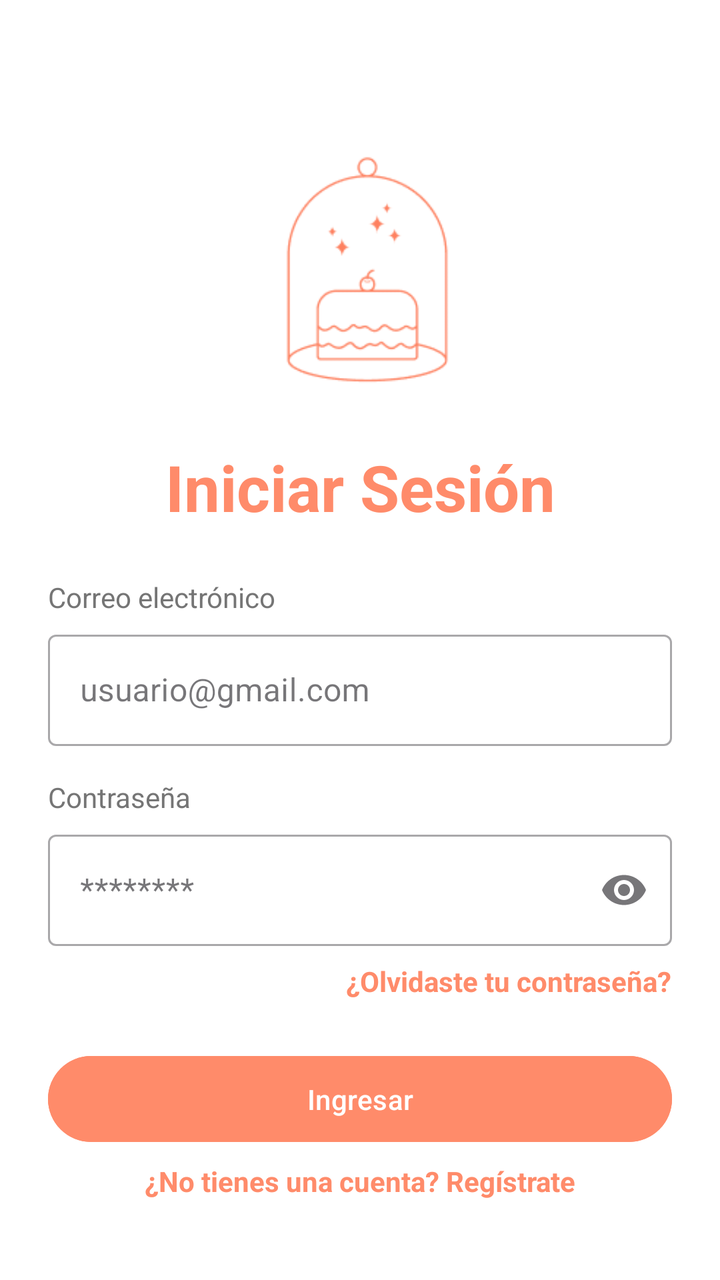
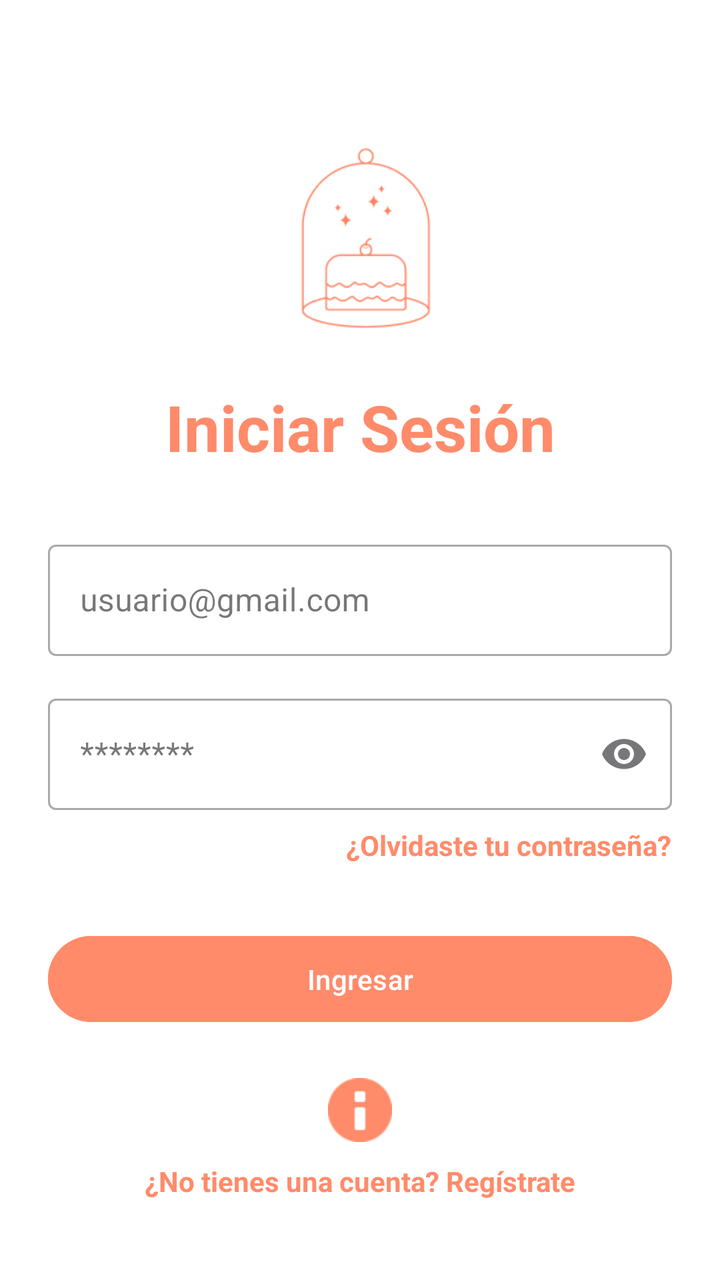

An Android layout rendered at two revisions. The XML below is the earlier revision; the diff shows what the commit changed to produce the second picture.
<!-- AndroidManifest.xml: application theme Theme.CakeByteApp -->
<!-- res/layout/activity_login.xml -->
<?xml version="1.0" encoding="utf-8"?>
<androidx.constraintlayout.widget.ConstraintLayout xmlns:android="http://schemas.android.com/apk/res/android"
    xmlns:app="http://schemas.android.com/apk/res-auto"
    xmlns:tools="http://schemas.android.com/tools"
    android:layout_width="match_parent"
    android:layout_height="match_parent"
    android:padding="24dp"
    android:background="@color/white"
    tools:context=".LoginActivity">

    <ImageView
        android:id="@+id/ivLogo"
        android:layout_width="150dp"
        android:layout_height="150dp"
        android:layout_marginTop="32dp"
        android:contentDescription="@string/app_name"
        android:src="@drawable/logo_fondo"
        app:layout_constraintEnd_toEndOf="parent"
        app:layout_constraintStart_toStartOf="parent"
        app:layout_constraintTop_toTopOf="parent" />

    <TextView
        android:id="@+id/tvLoginTitle"
        android:layout_width="wrap_content"
        android:layout_height="wrap_content"
        android:layout_marginTop="16dp"
        android:text="@string/login_title"
        android:textColor="@color/salmon_primary"
        android:textSize="32sp"
        android:textStyle="bold"
        app:layout_constraintEnd_toEndOf="parent"
        app:layout_constraintStart_toStartOf="parent"
        app:layout_constraintTop_toBottomOf="@id/ivLogo" />

    <TextView
        android:id="@+id/tvEmailLabel"
        android:layout_width="wrap_content"
        android:layout_height="wrap_content"
        android:layout_marginTop="24dp"
        android:text="@string/email_label"
        android:textColor="@color/text_secondary"
        app:layout_constraintStart_toStartOf="parent"
        app:layout_constraintTop_toBottomOf="@id/tvLoginTitle" />

    <com.google.android.material.textfield.TextInputLayout
        android:id="@+id/tilEmail"
        style="@style/Widget.MaterialComponents.TextInputLayout.OutlinedBox"
        android:layout_width="0dp"
        android:layout_height="wrap_content"
        android:layout_marginTop="4dp"
        app:layout_constraintEnd_toEndOf="parent"
        app:layout_constraintStart_toStartOf="parent"
        app:layout_constraintTop_toBottomOf="@id/tvEmailLabel">

        <com.google.android.material.textfield.TextInputEditText
            android:id="@+id/etEmail"
            android:layout_width="match_parent"
            android:layout_height="wrap_content"
            android:hint="@string/email_hint"
            android:inputType="textEmailAddress" />
    </com.google.android.material.textfield.TextInputLayout>

    <TextView
        android:id="@+id/tvPasswordLabel"
        android:layout_width="wrap_content"
        android:layout_height="wrap_content"
        android:layout_marginTop="16dp"
        android:text="@string/password_label"
        android:textColor="@color/text_secondary"
        app:layout_constraintStart_toStartOf="parent"
        app:layout_constraintTop_toBottomOf="@id/tilEmail" />

    <com.google.android.material.textfield.TextInputLayout
        android:id="@+id/tilPassword"
        style="@style/Widget.MaterialComponents.TextInputLayout.OutlinedBox"
        android:layout_width="0dp"
        android:layout_height="wrap_content"
        android:layout_marginTop="4dp"
        app:endIconMode="password_toggle"
        app:layout_constraintEnd_toEndOf="parent"
        app:layout_constraintStart_toStartOf="parent"
        app:layout_constraintTop_toBottomOf="@id/tvPasswordLabel">

        <com.google.android.material.textfield.TextInputEditText
            android:id="@+id/etPassword"
            android:layout_width="match_parent"
            android:layout_height="wrap_content"
            android:hint="@string/password_hint"
            android:inputType="textPassword" />
    </com.google.android.material.textfield.TextInputLayout>

    <TextView
        android:id="@+id/tvForgotPassword"
        android:layout_width="wrap_content"
        android:layout_height="wrap_content"
        android:layout_marginTop="8dp"
        android:text="@string/forgot_password"
        android:textColor="@color/salmon_primary"
        android:textStyle="bold"
        app:layout_constraintEnd_toEndOf="parent"
        app:layout_constraintTop_toBottomOf="@id/tilPassword" />

    <TextView
        android:id="@+id/tvErrorPassword"
        android:layout_width="wrap_content"
        android:layout_height="wrap_content"
        android:layout_marginTop="4dp"
        android:drawablePadding="4dp"
        android:text="@string/error_password"
        android:textColor="#F44336"
        android:textSize="12sp"
        android:visibility="gone"
        app:drawableStartCompat="@android:drawable/stat_notify_error"
        app:drawableTint="#F44336"
        app:layout_constraintStart_toStartOf="parent"
        app:layout_constraintTop_toBottomOf="@id/tvForgotPassword" />

    <com.google.android.material.button.MaterialButton
        android:id="@+id/btnLogin"
        android:layout_width="0dp"
        android:layout_height="wrap_content"
        android:layout_marginTop="24dp"
        android:backgroundTint="@color/salmon_primary"
        android:padding="12dp"
        android:text="@string/login_button"
        android:textAllCaps="false"
        app:cornerRadius="24dp"
        app:layout_constraintEnd_toEndOf="parent"
        app:layout_constraintStart_toStartOf="parent"
        app:layout_constraintTop_toBottomOf="@id/tvErrorPassword" />

    <TextView
        android:id="@+id/tvGoToRegister"
        android:layout_width="wrap_content"
        android:layout_height="wrap_content"
        android:layout_marginTop="24dp"
        android:layout_marginBottom="16dp"
        android:text="@string/dont_have_account"
        android:textColor="@color/salmon_primary"
        android:textStyle="bold"
        app:layout_constraintBottom_toBottomOf="parent"
        app:layout_constraintEnd_toEndOf="parent"
        app:layout_constraintStart_toStartOf="parent"
        app:layout_constraintTop_toBottomOf="@id/btnLogin"
        app:layout_constraintVertical_bias="1.0" />

</androidx.constraintlayout.widget.ConstraintLayout>
<!-- resources referenced by this layout -->
<resources>
  <color name="salmon_primary">#FF8B6A</color>
  <color name="text_secondary">#757575</color>
  <color name="white">#FFFFFFFF</color>
  <!-- drawable logo_fondo: png bitmap (drawable, 4947 bytes) -->
  <string name="app_name">CakeByte</string>
  <string name="dont_have_account">¿No tienes una cuenta? Regístrate</string>
  <string name="email_hint">usuario@gmail.com</string>
  <string name="email_label">Correo electrónico</string>
  <string name="error_password">Por favor ingresa la contraseña correcta</string>
  <string name="forgot_password">¿Olvidaste tu contraseña?</string>
  <string name="login_button">Ingresar</string>
  <string name="login_title">Iniciar Sesión</string>
  <string name="password_hint">********</string>
  <string name="password_label">Contraseña</string>
  <style name="Theme.CakeByteApp" parent="Base.Theme.CakeByteApp" />
  <style name="Base.Theme.CakeByteApp" parent="Theme.Material3.Light.NoActionBar">
          
          
      </style>
</resources>

<!-- the commit's change to res/layout/activity_login.xml (unified diff, before → after) -->
@@ -10,8 +10,8 @@
 
     <ImageView
         android:id="@+id/ivLogo"
-        android:layout_width="150dp"
-        android:layout_height="150dp"
+        android:layout_width="120dp"
+        android:layout_height="120dp"
         android:layout_marginTop="32dp"
         android:contentDescription="@string/app_name"
         android:src="@drawable/logo_fondo"
@@ -32,60 +32,40 @@
         app:layout_constraintStart_toStartOf="parent"
         app:layout_constraintTop_toBottomOf="@id/ivLogo" />
 
-    <TextView
-        android:id="@+id/tvEmailLabel"
-        android:layout_width="wrap_content"
-        android:layout_height="wrap_content"
-        android:layout_marginTop="24dp"
-        android:text="@string/email_label"
-        android:textColor="@color/text_secondary"
-        app:layout_constraintStart_toStartOf="parent"
-        app:layout_constraintTop_toBottomOf="@id/tvLoginTitle" />
-
     <com.google.android.material.textfield.TextInputLayout
         android:id="@+id/tilEmail"
         style="@style/Widget.MaterialComponents.TextInputLayout.OutlinedBox"
         android:layout_width="0dp"
         android:layout_height="wrap_content"
-        android:layout_marginTop="4dp"
+        android:layout_marginTop="32dp"
+        android:hint="@string/email_hint"
         app:layout_constraintEnd_toEndOf="parent"
         app:layout_constraintStart_toStartOf="parent"
-        app:layout_constraintTop_toBottomOf="@id/tvEmailLabel">
+        app:layout_constraintTop_toBottomOf="@id/tvLoginTitle">
 
         <com.google.android.material.textfield.TextInputEditText
             android:id="@+id/etEmail"
             android:layout_width="match_parent"
             android:layout_height="wrap_content"
-            android:hint="@string/email_hint"
             android:inputType="textEmailAddress" />
     </com.google.android.material.textfield.TextInputLayout>
-
-    <TextView
-        android:id="@+id/tvPasswordLabel"
-        android:layout_width="wrap_content"
-        android:layout_height="wrap_content"
-        android:layout_marginTop="16dp"
-        android:text="@string/password_label"
-        android:textColor="@color/text_secondary"
-        app:layout_constraintStart_toStartOf="parent"
-        app:layout_constraintTop_toBottomOf="@id/tilEmail" />
 
     <com.google.android.material.textfield.TextInputLayout
         android:id="@+id/tilPassword"
         style="@style/Widget.MaterialComponents.TextInputLayout.OutlinedBox"
         android:layout_width="0dp"
         android:layout_height="wrap_content"
-        android:layout_marginTop="4dp"
+        android:layout_marginTop="16dp"
+        android:hint="@string/password_hint"
         app:endIconMode="password_toggle"
         app:layout_constraintEnd_toEndOf="parent"
         app:layout_constraintStart_toStartOf="parent"
-        app:layout_constraintTop_toBottomOf="@id/tvPasswordLabel">
+        app:layout_constraintTop_toBottomOf="@id/tilEmail">
 
         <com.google.android.material.textfield.TextInputEditText
             android:id="@+id/etPassword"
             android:layout_width="match_parent"
             android:layout_height="wrap_content"
-            android:hint="@string/password_hint"
             android:inputType="textPassword" />
     </com.google.android.material.textfield.TextInputLayout>
 
@@ -100,26 +80,11 @@
         app:layout_constraintEnd_toEndOf="parent"
         app:layout_constraintTop_toBottomOf="@id/tilPassword" />
 
-    <TextView
-        android:id="@+id/tvErrorPassword"
-        android:layout_width="wrap_content"
-        android:layout_height="wrap_content"
-        android:layout_marginTop="4dp"
-        android:drawablePadding="4dp"
-        android:text="@string/error_password"
-        android:textColor="#F44336"
-        android:textSize="12sp"
-        android:visibility="gone"
-        app:drawableStartCompat="@android:drawable/stat_notify_error"
-        app:drawableTint="#F44336"
-        app:layout_constraintStart_toStartOf="parent"
-        app:layout_constraintTop_toBottomOf="@id/tvForgotPassword" />
-
     <com.google.android.material.button.MaterialButton
         android:id="@+id/btnLogin"
         android:layout_width="0dp"
         android:layout_height="wrap_content"
-        android:layout_marginTop="24dp"
+        android:layout_marginTop="32dp"
         android:backgroundTint="@color/salmon_primary"
         android:padding="12dp"
         android:text="@string/login_button"
@@ -127,21 +92,41 @@
         app:cornerRadius="24dp"
         app:layout_constraintEnd_toEndOf="parent"
         app:layout_constraintStart_toStartOf="parent"
-        app:layout_constraintTop_toBottomOf="@id/tvErrorPassword" />
+        app:layout_constraintTop_toBottomOf="@id/tvForgotPassword" />
+
+    <ImageButton
+        android:id="@+id/btnBiometric"
+        android:layout_width="48dp"
+        android:layout_height="48dp"
+        android:layout_marginTop="16dp"
+        android:background="?attr/selectableItemBackgroundBorderless"
+        android:contentDescription="Ingreso con huella"
+        android:src="@android:drawable/ic_dialog_info"
+        app:layout_constraintEnd_toEndOf="parent"
+        app:layout_constraintStart_toStartOf="parent"
+        app:layout_constraintTop_toBottomOf="@id/btnLogin"
+        app:tint="@color/salmon_primary" />
+
+    <ProgressBar
+        android:id="@+id/progressBar"
+        android:layout_width="wrap_content"
+        android:layout_height="wrap_content"
+        android:visibility="gone"
+        app:layout_constraintBottom_toBottomOf="parent"
+        app:layout_constraintEnd_toEndOf="parent"
+        app:layout_constraintStart_toStartOf="parent"
+        app:layout_constraintTop_toTopOf="parent" />
 
     <TextView
         android:id="@+id/tvGoToRegister"
         android:layout_width="wrap_content"
         android:layout_height="wrap_content"
-        android:layout_marginTop="24dp"
         android:layout_marginBottom="16dp"
         android:text="@string/dont_have_account"
         android:textColor="@color/salmon_primary"
         android:textStyle="bold"
         app:layout_constraintBottom_toBottomOf="parent"
         app:layout_constraintEnd_toEndOf="parent"
-        app:layout_constraintStart_toStartOf="parent"
-        app:layout_constraintTop_toBottomOf="@id/btnLogin"
-        app:layout_constraintVertical_bias="1.0" />
+        app:layout_constraintStart_toStartOf="parent" />
 
 </androidx.constraintlayout.widget.ConstraintLayout>
<!-- resource entries referenced after the edit -->
@@ -1,19 +1,15 @@
 <!-- resources referenced by this layout -->
 <resources>
   <color name="salmon_primary">#FF8B6A</color>
-  <color name="text_secondary">#757575</color>
   <color name="white">#FFFFFFFF</color>
   <!-- drawable logo_fondo: png bitmap (drawable, 4947 bytes) -->
   <string name="app_name">CakeByte</string>
   <string name="dont_have_account">¿No tienes una cuenta? Regístrate</string>
   <string name="email_hint">usuario@gmail.com</string>
-  <string name="email_label">Correo electrónico</string>
-  <string name="error_password">Por favor ingresa la contraseña correcta</string>
   <string name="forgot_password">¿Olvidaste tu contraseña?</string>
   <string name="login_button">Ingresar</string>
   <string name="login_title">Iniciar Sesión</string>
   <string name="password_hint">********</string>
-  <string name="password_label">Contraseña</string>
   <style name="Theme.CakeByteApp" parent="Base.Theme.CakeByteApp" />
   <style name="Base.Theme.CakeByteApp" parent="Theme.Material3.Light.NoActionBar">
           
